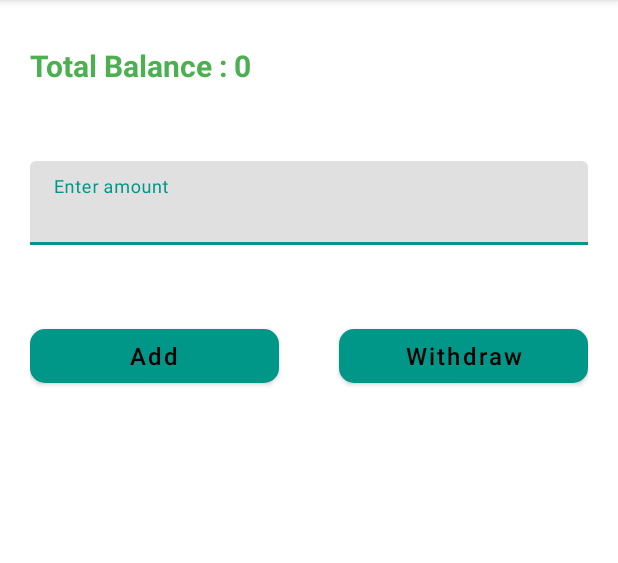
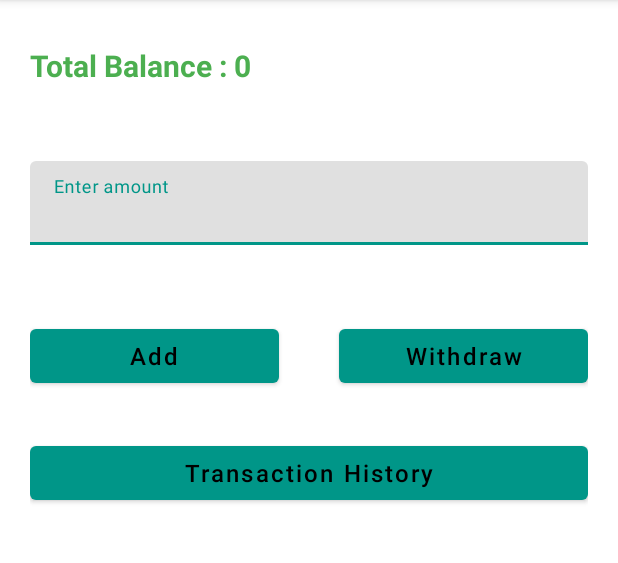
Before and after one commit to rupalmanvar/practical_rupalkachhela, an Android app: the screen it shows after launch (ATMActivity), on a phone screen of 412 x 824 dp, the part 84-647 px from its top. Run offline under Robolectric (Android 15) with nearby library versions, the phone set to English and light mode, and no system bars; our stand-ins replace Dagger/Hilt's generated code, Room's generated code, data binding; 4 statements that could not run were skipped.

Commit message:
change logs : => transactions update

```diff
--- a/app/src/main/java/com/example/practicaltask_rupalkachhela/roomdb/NotesDao.kt
+++ b/app/src/main/java/com/example/practicaltask_rupalkachhela/roomdb/NotesDao.kt
@@ -12,6 +12,9 @@ interface NotesDao {
     @Insert(onConflict = OnConflictStrategy.REPLACE)
     fun insertNotes(notes: Notes)
 
+    @Query("SELECT * FROM notes ORDER BY id ASC")
+    fun getAllNotes(): List<Notes>
 
-
+    @Query("UPDATE notes SET number_of_notes=:numberOfNotes WHERE notes=:notes")
+    fun updateNotes(numberOfNotes: Int, notes: String)
 }
--- a/app/src/main/java/com/example/practicaltask_rupalkachhela/roomdb/WithdrawAmountDao.kt
+++ b/app/src/main/java/com/example/practicaltask_rupalkachhela/roomdb/WithdrawAmountDao.kt
@@ -15,4 +15,7 @@ interface WithdrawAmountDao {
     @Query("SELECT SUM(amount) AS total FROM withdraw_amount")
     fun getTotalWithdrawAmount():Int
 
+
+    @Query("SELECT * FROM withdraw_amount ORDER BY id DESC LIMIT 5;")
+    fun getTransactionList(): List<WithdrawAmount>
 }
--- a/app/src/main/res/layout/activity_atmactivity.xml
+++ b/app/src/main/res/layout/activity_atmactivity.xml
@@ -53,6 +53,7 @@
 
 
         <androidx.constraintlayout.widget.ConstraintLayout
+            android:id="@+id/layoutbtns"
             android:layout_width="match_parent"
             android:layout_height="wrap_content"
             android:layout_marginTop="50dp"
@@ -67,7 +68,6 @@
                 android:textAllCaps="false"
                 android:textColor="@color/black"
                 android:textSize="16sp"
-                app:cornerRadius="10dp"
                 app:layout_constraintEnd_toStartOf="@id/btnWithdraw"
                 app:layout_constraintStart_toStartOf="parent"
                 app:layout_constraintTop_toTopOf="parent"
@@ -82,12 +82,37 @@
                 android:textAllCaps="false"
                 android:textColor="@color/black"
                 android:textSize="16sp"
-                app:cornerRadius="10dp"
                 app:layout_constraintEnd_toEndOf="parent"
                 app:layout_constraintStart_toEndOf="@id/btnAdd"
                 app:layout_constraintTop_toTopOf="parent"
                 app:strokeColor="@color/purple_200" />
         </androidx.constraintlayout.widget.ConstraintLayout>
 
+        <com.google.android.material.button.MaterialButton
+            android:id="@+id/btnTransactionHistory"
+            android:layout_width="0dp"
+            android:layout_height="wrap_content"
+            android:text="Transaction History"
+            android:textAllCaps="false"
+            android:layout_marginTop="30dp"
+            android:textColor="@color/black"
+            android:textSize="16sp"
+            app:layout_constraintTop_toBottomOf="@id/layoutbtns"
+            app:layout_constraintEnd_toEndOf="parent"
+            app:layout_constraintStart_toStartOf="parent"
+            app:strokeColor="@color/purple_200" />
+
+        <com.google.android.material.textview.MaterialTextView
+            android:id="@+id/txtTrasnsactionHistory"
+            android:layout_width="match_parent"
+            android:layout_height="wrap_content"
+            android:layout_marginTop="30dp"
+            android:textColor="@color/black"
+            android:textSize="20sp"
+            android:textStyle="bold"
+            app:layout_constraintEnd_toEndOf="parent"
+            app:layout_constraintTop_toBottomOf="@id/btnTransactionHistory"
+            app:layout_constraintStart_toStartOf="parent" />
+
     </androidx.constraintlayout.widget.ConstraintLayout>
 </layout>
```
Also changed, not shown: app/src/main/java/com/example/practicaltask_rupalkachhela/view/ATMActivity.kt (+112 -4 lines), app/src/main/java/com/example/practicaltask_rupalkachhela/viewmodel/ATMViewModel.kt (+12 -0 lines).
